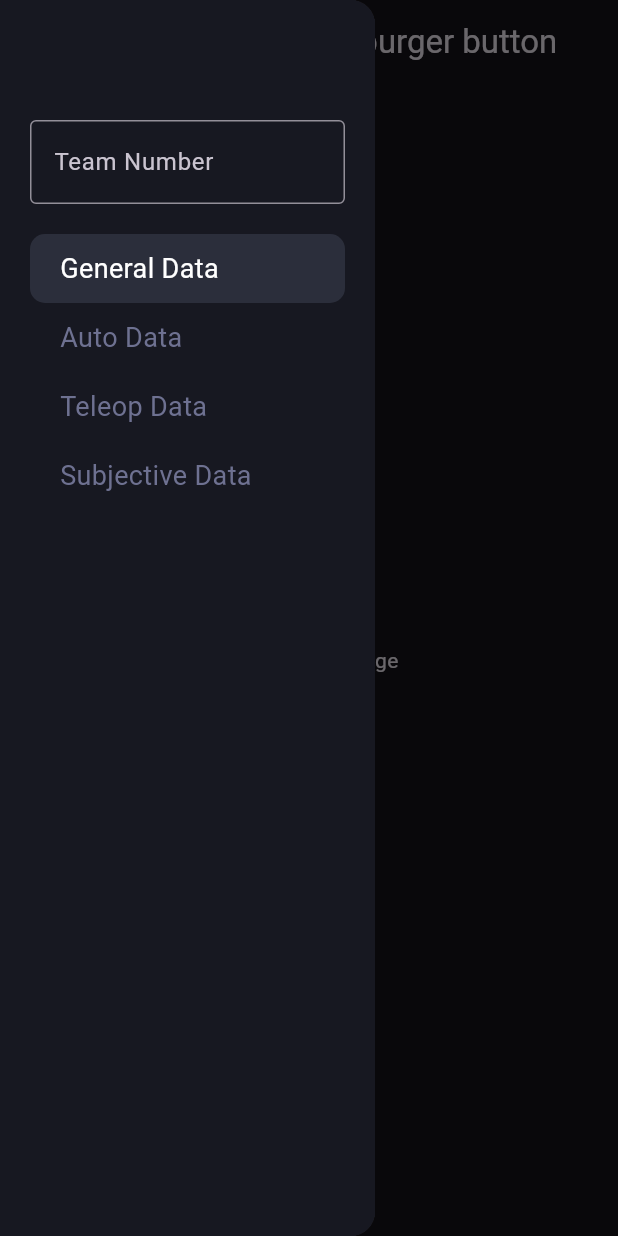
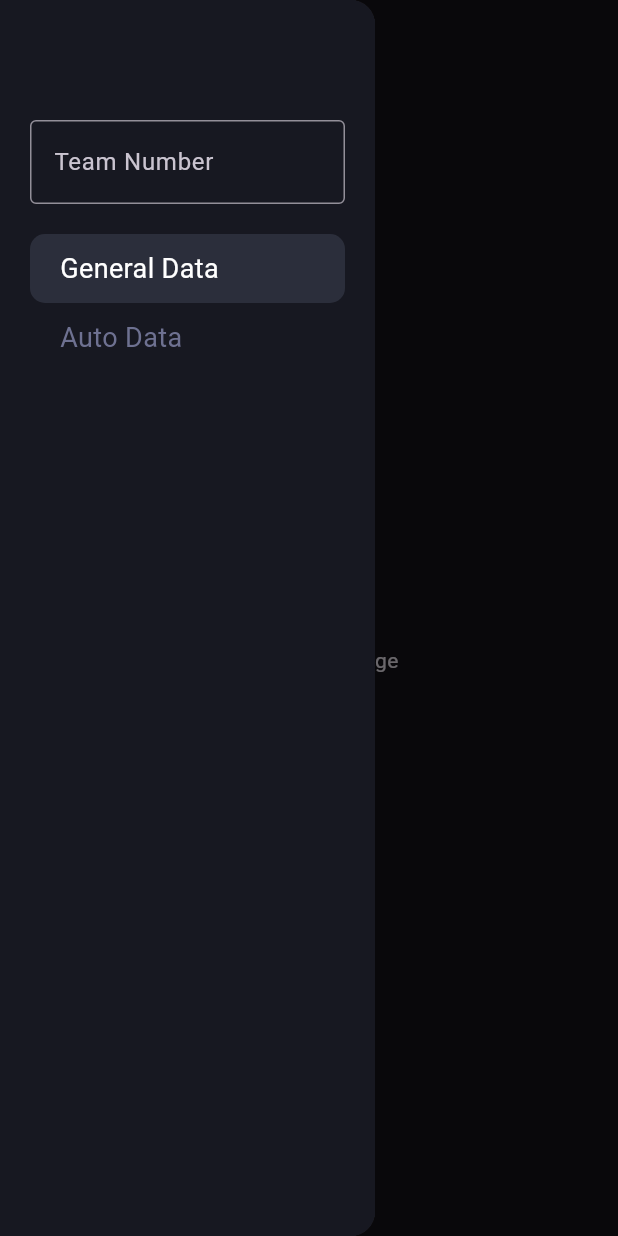
Before and after one commit to eran0926/FRC6998_2025_scouting_viewer, a Flutter app: the screen it shows after launch, with the side drawer open, on a phone screen of 412 x 824 dp. Run offline on Flutter 3.47's test engine with Material 3 defaults, Android fonts, the light colour scheme and no system bars; our stand-ins replace go_router, responsive_framework.

Commit message:
feat: generate route from side menu data

```diff
--- a/lib/data/side_menu_data.dart
+++ b/lib/data/side_menu_data.dart
@@ -1,8 +1,10 @@
 import 'package:viewer/model/side_menu_model.dart';
+import 'package:viewer/pages/auto_data_page.dart';
+import 'package:viewer/pages/general_data_page.dart';
 
 final sideMenuData = <SideMenuModel>[
-  SideMenuModel(title: 'General Data', route: '/'),
-  SideMenuModel(title: 'Auto Data', route: '/auto'),
-  SideMenuModel(title: 'Teleop Data', route: '/teleop'),
-  SideMenuModel(title: 'Subjective Data', route: '/subjective'),
+  SideMenuModel(title: 'General Data', route: '/', page: GeneralDataPage()),
+  SideMenuModel(title: 'Auto Data', route: '/auto', page: AutoDataPage()),
+  // SideMenuModel(title: 'Teleop Data', route: '/teleop', page: TeleopDataPage()),
+  // SideMenuModel(title: 'Subjective Data', route: '/subjective', page: SubjectiveDataPage()),
 ];
--- a/lib/model/side_menu_model.dart
+++ b/lib/model/side_menu_model.dart
@@ -1,6 +1,10 @@
+import 'package:flutter/material.dart';
+
 class SideMenuModel {
   final String title;
   final String route;
+  final Widget page;
 
-  const SideMenuModel({required this.title, required this.route});
+  const SideMenuModel(
+      {required this.title, required this.route, required this.page});
 }
--- a/lib/pages/main_page.dart
+++ b/lib/pages/main_page.dart
@@ -3,16 +3,17 @@ import 'package:responsive_framework/responsive_framework.dart';
 import 'package:viewer/widgets/side_menu_widget.dart';
 
 class MainPage extends StatelessWidget {
+  final String title;
   final Widget child;
 
-  const MainPage({required this.child, super.key});
+  const MainPage({this.title = '', required this.child, super.key});
 
   @override
   Widget build(BuildContext context) {
     return Scaffold(
         appBar: !ResponsiveBreakpoints.of(context).largerThan(TABLET)
             ? AppBar(
-                title: const Text('AppBar with hamburger button'),
+                title: Text(title),
                 leading: Builder(
                   builder: (context) {
                     return IconButton(
--- a/lib/router.dart
+++ b/lib/router.dart
@@ -1,22 +1,24 @@
 import 'package:go_router/go_router.dart';
-import 'package:viewer/pages/auto_data_page.dart';
-import 'package:viewer/pages/general_data_page.dart';
-import 'package:viewer/pages/main_page.dart';
+import 'package:viewer/data/side_menu_data.dart';
+import 'package:viewer/pages/main_page.dart'; // Import the side menu data
 
 final router = GoRouter(
   initialLocation: '/',
   routes: [
     ShellRoute(
-      builder: (context, state, child) => MainPage(child: child),
-      routes: [
-        // GoRoute(path: '/', builder: (context, state) => const HomePage()),
-        GoRoute(
-            path: '/', builder: (context, state) => const GeneralDataPage()),
-        GoRoute(
-            path: '/auto', builder: (context, state) => const AutoDataPage()),
-        // GoRoute(path: '/teleop', builder: (context, state) => const TeleopDataPage()),
-        // GoRoute(path: '/subjective', builder: (context, state) => const SubjectiveDataPage()),
-      ],
+      builder: (context, state, child) {
+        String title = sideMenuData
+            .firstWhere((element) => element.route == state.uri.toString(),
+                orElse: () => sideMenuData[0])
+            .title;
+        return MainPage(title: title, child: child);
+      },
+      routes: sideMenuData.map((item) {
+        return GoRoute(
+          path: item.route,
+          builder: (context, state) => item.page,
+        );
+      }).toList(),
     ),
   ],
 );
--- a/lib/widgets/side_menu_widget.dart
+++ b/lib/widgets/side_menu_widget.dart
@@ -42,6 +42,9 @@ class SideMenuWidget extends StatelessWidget {
         if (!isSelected) {
           context.go(data[index].route);
         }
+        if (Navigator.canPop(context)) {
+          Navigator.pop(context);
+        }
         // Navigator.pop(context); // 關閉 Drawer 或側邊欄
       },
       child: Container(
```
